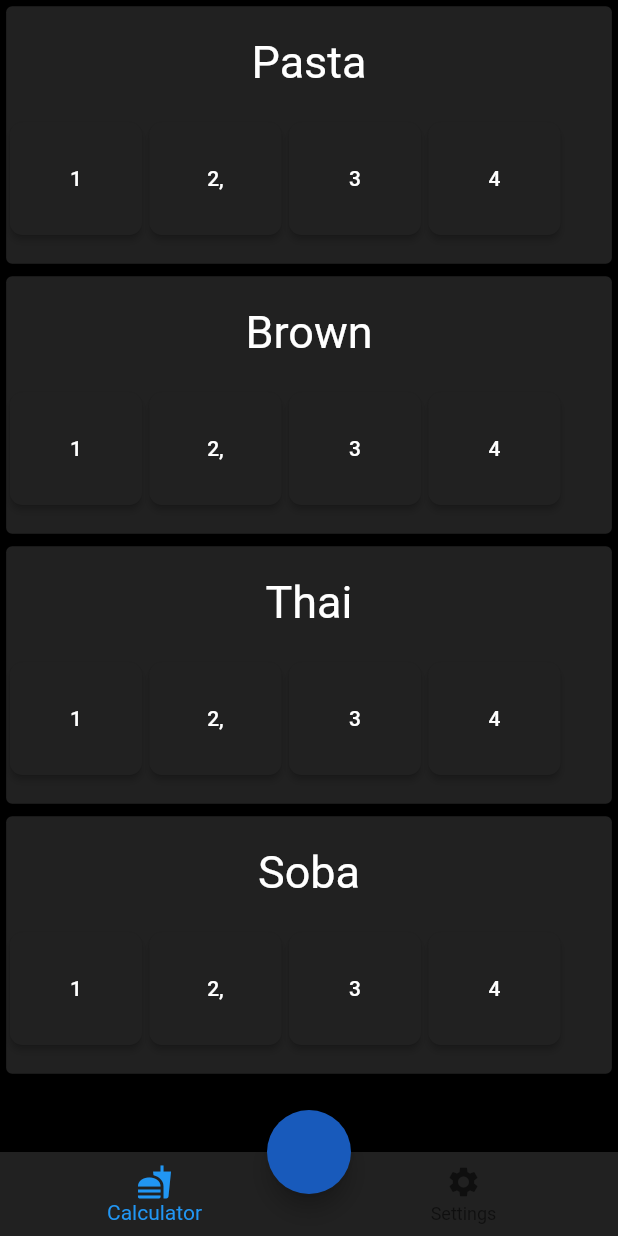
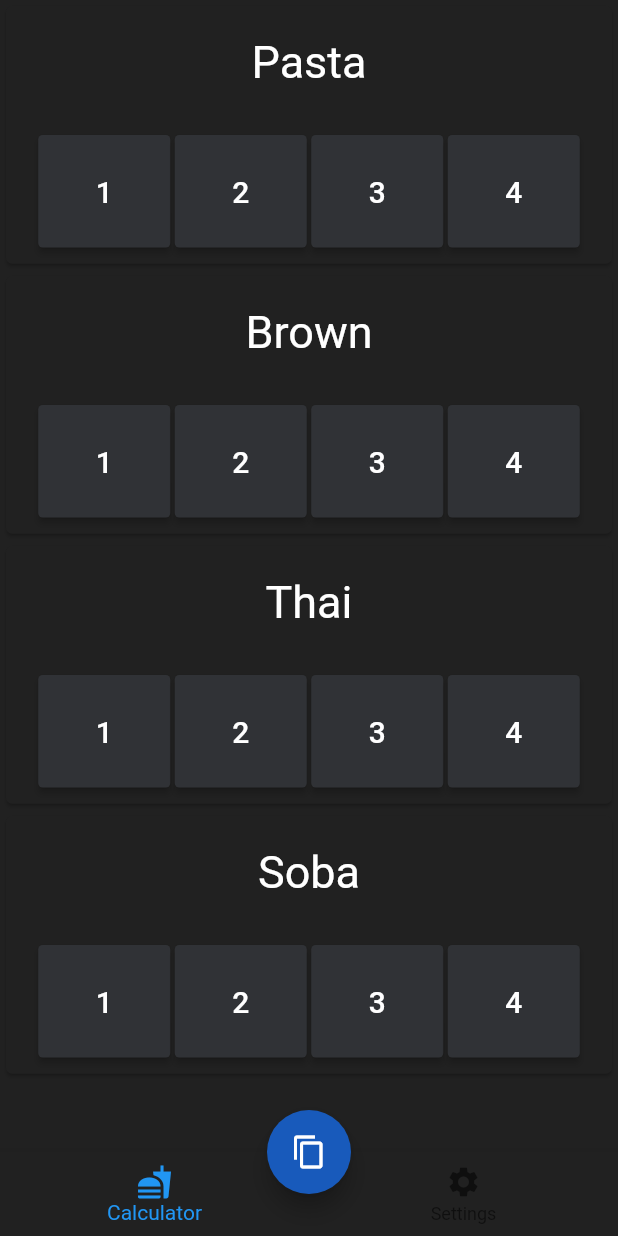
Before and after one commit to MenuItem207/salad, a Flutter app: the Calculator screen opened by its route, on a phone screen of 412 x 824 dp. Run offline on Flutter 3.47's test engine with Material 2 defaults, Android fonts, the phone set to English and light mode, and no system bars; missing offline and left inert: clipboard_manager.

Commit message:
added copytoclipboard and formating

```diff
--- a/lib/calculator.dart
+++ b/lib/calculator.dart
@@ -1,28 +1,45 @@
-import 'dart:ffi';
-
 import 'package:flutter/material.dart';
 import 'package:clipboard_manager/clipboard_manager.dart';
 
 var items = [
-  ['Pasta', 6],
-  ['Brown', 3],
-  ['Thai', 2],
-  ['Soba', 4],
+  ['Pasta', 6, 'main'],
+  ['Brown', 3, 'main'],
+  ['Thai', 2, 'main'],
+  ['Soba', 4, 'main'],
 ];
 
 var stock = [
-  ['Pasta', 0],
-  ['Brown', 0],
-  ['Thai', 0],
-  ['Soba', 0],
+  ['Pasta', 0, 'main'],
+  ['Brown', 0, 'main'],
+  ['Thai', 0, 'main'],
+  ['Soba', 0, 'main'],
 ];
 
 var order = [
-  ['Pasta', 0],
-  ['Brown', 0],
-  ['Thai', 0],
-  ['Soba', 0],
+  ['Pasta', 0, 'main'],
+  ['Brown', 0, 'main'],
+  ['Thai', 0, 'main'],
+  ['Soba', 0, 'main'],
 ];
+
+String clipboardFormat() {
+  var clipboardText = [
+    'Please order as follows(Quantity of goods needed in the refrigerator)\n',
+  ];
+
+  for (int i = 0; i < order.length; i++) {
+    String itemName = order[i][0].toString();
+    String itemQuantity = order[i][1].toString();
+    clipboardText.insert(i + 1, itemName + ' - ' + itemQuantity);
+  } // Adds all items into List clipboardText
+
+  String clipboardString = '';
+
+  for (int i = 0; i < clipboardText.length; i++) {
+    clipboardString += '\n' + clipboardText[i].toString();
+  }
+  return clipboardString;
+}
 
 int itemsLength = items.length;
 
@@ -39,30 +56,25 @@ class CreateButton extends StatelessWidget {
       print(stock);
       var itemsVar = items[index][1].toString();
       var stockVar = stock[index][1].toString();
-
-      try {
-        order[index][1] = int.parse(itemsVar) - int.parse(stockVar);
-      } on FormatException {
-        print('format error');
-        order[index][1] = int.parse(itemsVar) -
-            2; // get errorInvalid radix-10 number (at character 1), for number 2
-
-      }
+      order[index][1] = int.parse(itemsVar) - int.parse(stockVar);
       print(order);
     }
 
     return Padding(
-      padding: const EdgeInsets.all(2.5),
+      padding: const EdgeInsets.all(1.5),
       child: Container(
         height: 75,
         child: RaisedButton(
           shape: RoundedRectangleBorder(
-            borderRadius: BorderRadius.circular(8.5),
+            borderRadius: BorderRadius.circular(3),
             //side: BorderSide(color: Colors.white),
           ),
-          color: const Color(0xFF212121),
+          color: const Color(0xFF303236),
           textColor: Colors.white,
-          child: Text(number),
+          child: Text(
+            number,
+            style: TextStyle(fontSize: 20),
+          ),
           onPressed: buttonPressed,
         ),
       ),
@@ -86,12 +98,15 @@ class CreateSection extends StatelessWidget {
             style: TextStyle(color: Colors.white, fontSize: 30),
           ),
         ),
-        Row(children: [
-          CreateButton('1', itemIndex),
-          CreateButton('2,', itemIndex),
-          CreateButton('3', itemIndex),
-          CreateButton('4', itemIndex),
-        ]),
+        Expanded(
+          flex: 4,
+          child: Row(mainAxisAlignment: MainAxisAlignment.center, children: [
+            CreateButton('1', itemIndex),
+            CreateButton('2', itemIndex),
+            CreateButton('3', itemIndex),
+            CreateButton('4', itemIndex),
+          ]),
+        ),
       ],
     );
   }
@@ -128,14 +143,15 @@ class Calculator extends StatelessWidget {
         ),
       ),
       floatingActionButton: FloatingActionButton(
+        child: Icon(Icons.content_copy),
         onPressed: () {
-          ClipboardManager.copyToClipBoard("your text to copy");
+          ClipboardManager.copyToClipBoard(clipboardFormat());
           print('copied');
         },
         backgroundColor: const Color(0xFF185ABB),
       ),
       floatingActionButtonLocation: FloatingActionButtonLocation.centerDocked,
-      backgroundColor: Colors.black,
+      backgroundColor: const Color(0xFF212121),
       body: Column(
         children: [
           Expanded(
--- a/pubspec.yaml
+++ b/pubspec.yaml
@@ -29,6 +29,7 @@ dependencies:
   # Use with the CupertinoIcons class for iOS style icons.
   cupertino_icons: ^0.1.3
   clipboard_manager: ^0.0.1
+  gsheets: ^0.2.5
 
 dev_dependencies:
   flutter_test:
```
Also changed, not shown: pubspec.lock.
